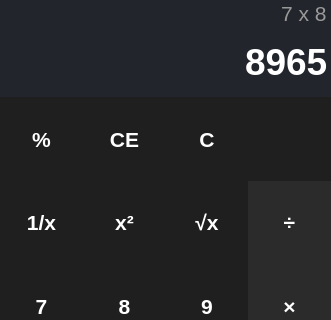
Before: the Qt Designer form widget.ui in Stepashka20/QT-calculator, drawn with Qt 5; both pictures show x 0 to 331 and y 0 to 320 of the 331 by 599 pixel window.
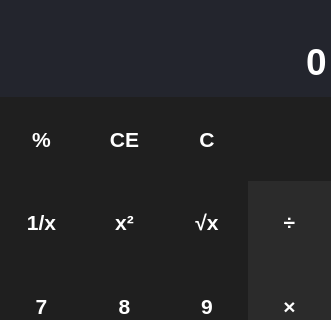
After: the same form once the commit is applied. Icons and pictures are not drawn.

Patch:
```diff
--- a/widget.ui
+++ b/widget.ui
@@ -83,7 +83,7 @@
 color:#999;</string>
      </property>
      <property name="text">
-      <string>7 x 8</string>
+      <string/>
      </property>
      <property name="alignment">
       <set>Qt::AlignRight|Qt::AlignTrailing|Qt::AlignVCenter</set>
@@ -125,7 +125,7 @@
 color:#fff;</string>
      </property>
      <property name="text">
-      <string>8965</string>
+      <string>0</string>
      </property>
      <property name="alignment">
       <set>Qt::AlignRight|Qt::AlignTrailing|Qt::AlignVCenter</set>
```
Left out of the diff: 151 changed lines with no effect on the pictures.
